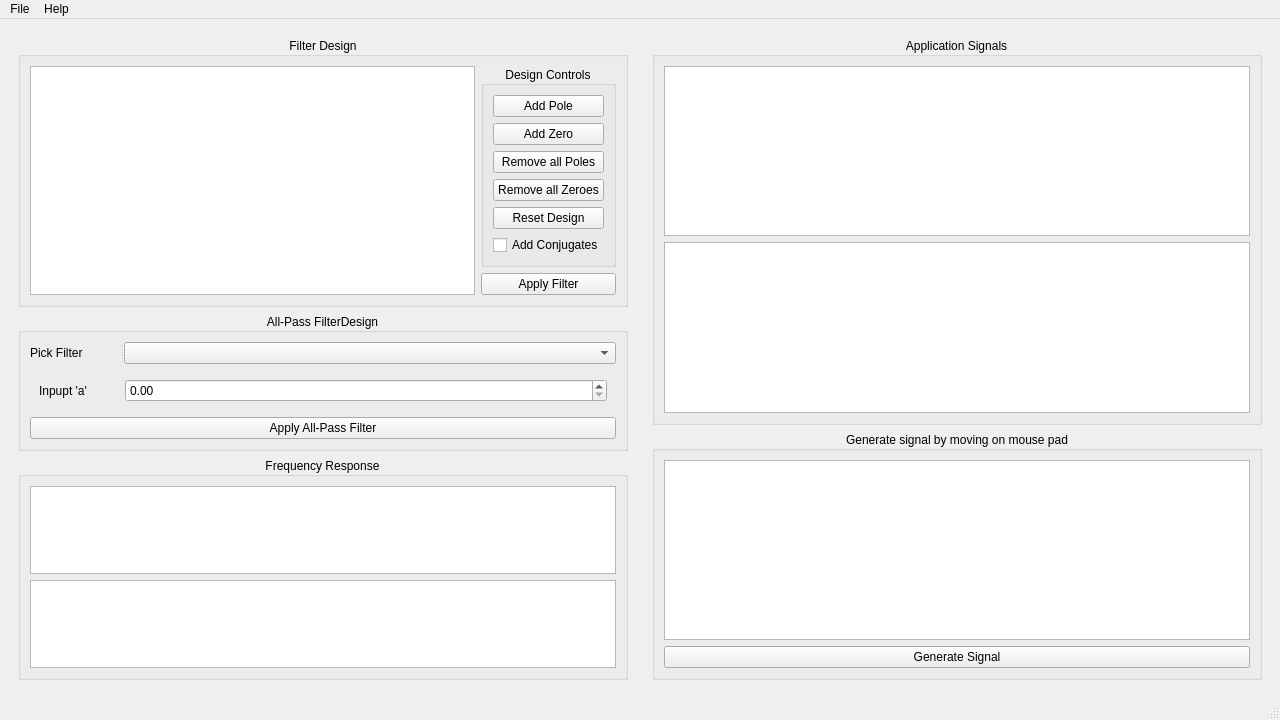
The window that UI_Layout/filterDesign.ui (Team-19-DSP-Tasks/FilterMaster) describes before a commit, drawn with Qt 5.
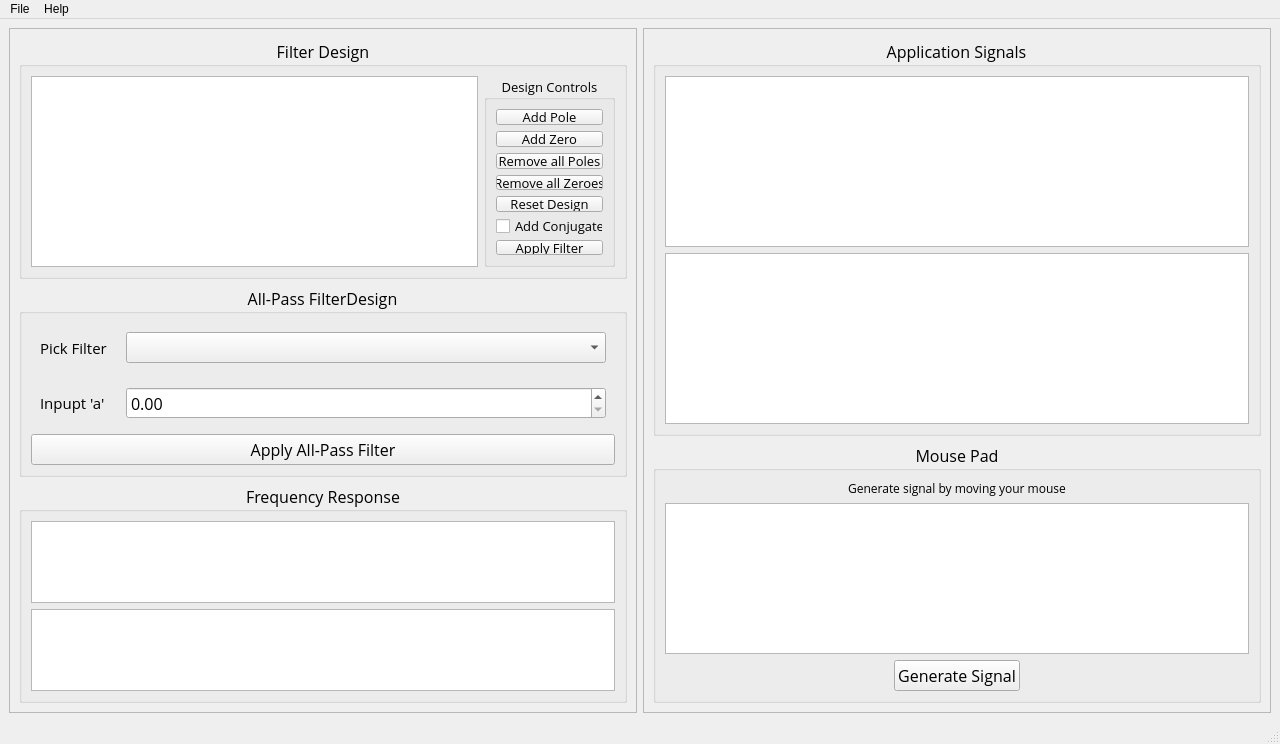
The same window after the commit. Icons and pictures are not drawn. Custom widgets are drawn as their Qt base class.

Patch:
```diff
--- a/UI_Layout/filterDesign.ui
+++ b/UI_Layout/filterDesign.ui
@@ -7,7 +7,7 @@
     <x>0</x>
     <y>0</y>
     <width>1280</width>
-    <height>720</height>
+    <height>744</height>
    </rect>
   </property>
   <property name="windowTitle">
@@ -18,12 +18,196 @@
     <normaloff>:/appIcon/processing.png</normaloff>:/appIcon/processing.png</iconset>
   </property>
   <widget class="QWidget" name="centralwidget">
-   <layout class="QHBoxLayout" name="horizontalLayout_3">
+   <layout class="QGridLayout" name="gridLayout">
+    <item row="0" column="1">
+     <widget class="QFrame" name="frame_2">
+      <property name="frameShape">
+       <enum>QFrame::StyledPanel</enum>
+      </property>
+      <property name="frameShadow">
+       <enum>QFrame::Raised</enum>
+      </property>
+      <layout class="QVBoxLayout" name="verticalLayout_8">
     <item>
-     <widget class="QWidget" name="sidePanelWidget" native="true">
+        <widget class="QGroupBox" name="applicationGraphs">
+         <property name="maximumSize">
+          <size>
+           <width>16777215</width>
+           <height>16777215</height>
+          </size>
+         </property>
+         <property name="font">
+          <font>
+           <family>Open Sans</family>
+           <pointsize>12</pointsize>
+          </font>
+         </property>
+         <property name="title">
+          <string>Application Signals</string>
+         </property>
+         <property name="alignment">
+          <set>Qt::AlignCenter</set>
+         </property>
+         <layout class="QVBoxLayout" name="verticalLayout_7">
+          <item>
+           <widget class="PlotWidget" name="filteredSignal">
+            <property name="minimumSize">
+             <size>
+              <width>0</width>
+              <height>0</height>
+             </size>
+            </property>
+            <property name="maximumSize">
+             <size>
+              <width>16777215</width>
+              <height>16777215</height>
+             </size>
+            </property>
+           </widget>
+          </item>
+          <item>
+           <widget class="PlotWidget" name="originalApplicationSignal">
+            <property name="minimumSize">
+             <size>
+              <width>0</width>
+              <height>0</height>
+             </size>
+            </property>
+            <property name="maximumSize">
+             <size>
+              <width>16777215</width>
+              <height>16777215</height>
+             </size>
+            </property>
+           </widget>
+          </item>
+         </layout>
+        </widget>
+       </item>
+       <item>
+        <widget class="QGroupBox" name="mousePadGroupBox">
+         <property name="minimumSize">
+          <size>
+           <width>0</width>
+           <height>0</height>
+          </size>
+         </property>
+         <property name="maximumSize">
+          <size>
+           <width>16777215</width>
+           <height>16777215</height>
+          </size>
+         </property>
+         <property name="font">
+          <font>
+           <family>Open Sans</family>
+           <pointsize>12</pointsize>
+          </font>
+         </property>
+         <property name="title">
+          <string>Mouse Pad</string>
+         </property>
+         <property name="alignment">
+          <set>Qt::AlignCenter</set>
+         </property>
+         <layout class="QVBoxLayout" name="verticalLayout_5">
+          <item>
+           <widget class="QLabel" name="label">
+            <property name="font">
+             <font>
+              <pointsize>9</pointsize>
+             </font>
+            </property>
+            <property name="text">
+             <string>Generate signal by moving your mouse</string>
+            </property>
+            <property name="alignment">
+             <set>Qt::AlignCenter</set>
+            </property>
+           </widget>
+          </item>
+          <item>
+           <widget class="PlotWidget" name="mousePad">
+            <property name="minimumSize">
+             <size>
+              <width>0</width>
+              <height>0</height>
+             </size>
+            </property>
+            <property name="maximumSize">
+             <size>
+              <width>16777215</width>
+              <height>16777215</height>
+             </size>
+            </property>
+           </widget>
+          </item>
+          <item>
+           <layout class="QHBoxLayout" name="horizontalLayout_6">
+            <item>
+             <spacer name="horizontalSpacer">
+              <property name="orientation">
+               <enum>Qt::Horizontal</enum>
+              </property>
+              <property name="sizeHint" stdset="0">
+               <size>
+                <width>40</width>
+                <height>20</height>
+               </size>
+              </property>
+             </spacer>
+            </item>
+            <item>
+             <widget class="QPushButton" name="generateSignal">
+              <property name="text">
+               <string>Generate Signal</string>
+              </property>
+             </widget>
+            </item>
+            <item>
+             <spacer name="horizontalSpacer_2">
+              <property name="orientation">
+               <enum>Qt::Horizontal</enum>
+              </property>
+              <property name="sizeHint" stdset="0">
+               <size>
+                <width>40</width>
+                <height>20</height>
+               </size>
+              </property>
+             </spacer>
+            </item>
+           </layout>
+          </item>
+         </layout>
+        </widget>
+       </item>
+      </layout>
+     </widget>
+    </item>
+    <item row="0" column="0">
+     <widget class="QFrame" name="frame">
+      <property name="maximumSize">
+       <size>
+        <width>700</width>
+        <height>16777215</height>
+       </size>
+      </property>
+      <property name="frameShape">
+       <enum>QFrame::StyledPanel</enum>
+      </property>
+      <property name="frameShadow">
+       <enum>QFrame::Raised</enum>
+      </property>
       <layout class="QVBoxLayout" name="verticalLayout_6">
        <item>
         <widget class="QGroupBox" name="filterDesignGroupBox">
+         <property name="font">
+          <font>
+           <family>Open Sans</family>
+           <pointsize>12</pointsize>
+          </font>
+         </property>
          <property name="title">
           <string>Filter Design</string>
          </property>
@@ -33,6 +217,18 @@
          <layout class="QHBoxLayout" name="horizontalLayout_2">
           <item>
            <widget class="PlotWidget" name="unitCirclePlot">
+            <property name="sizePolicy">
+             <sizepolicy hsizetype="Preferred" vsizetype="Preferred">
+              <horstretch>0</horstretch>
+              <verstretch>0</verstretch>
+             </sizepolicy>
+            </property>
+            <property name="minimumSize">
+             <size>
+              <width>150</width>
+              <height>150</height>
+             </size>
+            </property>
             <property name="maximumSize">
              <size>
               <width>16777215</width>
@@ -41,10 +237,31 @@
             </property>
            </widget>
           </item>
-          <item>
-           <layout class="QVBoxLayout" name="verticalLayout_4">
             <item>
              <widget class="QGroupBox" name="zPlaneDesignControls">
+            <property name="sizePolicy">
+             <sizepolicy hsizetype="Minimum" vsizetype="Minimum">
+              <horstretch>0</horstretch>
+              <verstretch>0</verstretch>
+             </sizepolicy>
+            </property>
+            <property name="minimumSize">
+             <size>
+              <width>131</width>
+              <height>191</height>
+             </size>
+            </property>
+            <property name="maximumSize">
+             <size>
+              <width>100</width>
+              <height>16777215</height>
+             </size>
+            </property>
+            <property name="font">
+             <font>
+              <pointsize>10</pointsize>
+             </font>
+            </property>
               <property name="title">
                <string>Design Controls</string>
               </property>
@@ -94,9 +311,6 @@
                  </property>
                 </widget>
                </item>
-              </layout>
-             </widget>
-            </item>
             <item>
              <widget class="QPushButton" name="applyFilterButton">
               <property name="text">
@@ -105,12 +319,19 @@
              </widget>
             </item>
            </layout>
+           </widget>
           </item>
          </layout>
         </widget>
        </item>
        <item>
         <widget class="QGroupBox" name="allPassDesignGroupBox">
+         <property name="font">
+          <font>
+           <family>Open Sans</family>
+           <pointsize>12</pointsize>
+          </font>
+         </property>
          <property name="title">
           <string>All-Pass FilterDesign</string>
          </property>
@@ -119,11 +340,16 @@
          </property>
          <layout class="QVBoxLayout" name="verticalLayout_2">
           <item>
-           <widget class="QSplitter" name="splitter">
-            <property name="orientation">
-             <enum>Qt::Horizontal</enum>
+           <widget class="QWidget" name="pickFilterWidget" native="true">
+            <property name="maximumSize">
+             <size>
+              <width>16777215</width>
+              <height>50</height>
+             </size>
             </property>
-            <widget class="QLabel" name="pickFilterLabel">
+            <layout class="QHBoxLayout" name="horizontalLayout_4">
+             <item>
+              <widget class="QLabel" name="pickFilterLabel_2">
              <property name="minimumSize">
               <size>
                <width>80</width>
@@ -132,15 +358,24 @@
              </property>
              <property name="maximumSize">
               <size>
-               <width>90</width>
+                 <width>80</width>
                <height>60</height>
               </size>
              </property>
+               <property name="font">
+                <font>
+                 <pointsize>11</pointsize>
+                </font>
+               </property>
              <property name="text">
               <string>Pick Filter</string>
              </property>
             </widget>
+             </item>
+             <item>
             <widget class="QComboBox" name="allPassLibrary"/>
+             </item>
+            </layout>
            </widget>
           </item>
           <item>
@@ -166,6 +401,11 @@
                  <height>60</height>
                 </size>
                </property>
+               <property name="font">
+                <font>
+                 <pointsize>11</pointsize>
+                </font>
+               </property>
                <property name="text">
                 <string>Inpupt 'a'</string>
                </property>
@@ -189,6 +429,12 @@
        </item>
        <item>
         <widget class="QGroupBox" name="frequencyResponseGroupBox">
+         <property name="font">
+          <font>
+           <family>Open Sans</family>
+           <pointsize>12</pointsize>
+          </font>
+         </property>
          <property name="title">
           <string>Frequency Response</string>
          </property>
@@ -228,103 +474,6 @@
       </layout>
      </widget>
     </item>
-    <item>
-     <widget class="QWidget" name="rightPart" native="true">
-      <layout class="QVBoxLayout" name="verticalLayout_7">
-       <item>
-        <widget class="QGroupBox" name="applicationGraphs">
-         <property name="maximumSize">
-          <size>
-           <width>16777215</width>
-           <height>400</height>
-          </size>
-         </property>
-         <property name="title">
-          <string>Application Signals</string>
-         </property>
-         <property name="alignment">
-          <set>Qt::AlignCenter</set>
-         </property>
-         <layout class="QVBoxLayout" name="verticalLayout_8">
-          <item>
-           <widget class="PlotWidget" name="originalApplicationSignal">
-            <property name="minimumSize">
-             <size>
-              <width>0</width>
-              <height>0</height>
-             </size>
-            </property>
-            <property name="maximumSize">
-             <size>
-              <width>16777215</width>
-              <height>16777215</height>
-             </size>
-            </property>
-           </widget>
-          </item>
-          <item>
-           <widget class="PlotWidget" name="filteredSignal">
-            <property name="minimumSize">
-             <size>
-              <width>0</width>
-              <height>0</height>
-             </size>
-            </property>
-            <property name="maximumSize">
-             <size>
-              <width>16777215</width>
-              <height>16777215</height>
-             </size>
-            </property>
-           </widget>
-          </item>
-         </layout>
-        </widget>
-       </item>
-       <item>
-        <widget class="QGroupBox" name="mousePadGroupBox">
-         <property name="minimumSize">
-          <size>
-           <width>0</width>
-           <height>0</height>
-          </size>
-         </property>
-         <property name="title">
-          <string>Generate signal by moving on mouse pad</string>
-         </property>
-         <property name="alignment">
-          <set>Qt::AlignCenter</set>
-         </property>
-         <layout class="QGridLayout" name="gridLayout">
-          <item row="1" column="0">
-           <widget class="QPushButton" name="generateSignal">
-            <property name="text">
-             <string>Generate Signal</string>
-            </property>
-           </widget>
-          </item>
-          <item row="0" column="0">
-           <widget class="PlotWidget" name="mousePad">
-            <property name="minimumSize">
-             <size>
-              <width>0</width>
-              <height>0</height>
-             </size>
-            </property>
-            <property name="maximumSize">
-             <size>
-              <width>16777215</width>
-              <height>16777215</height>
-             </size>
-            </property>
-           </widget>
-          </item>
-         </layout>
-        </widget>
-       </item>
-      </layout>
-     </widget>
-    </item>
    </layout>
   </widget>
   <widget class="QMenuBar" name="menubar">
```
Lines whose indentation alone changed are shown as unchanged.
